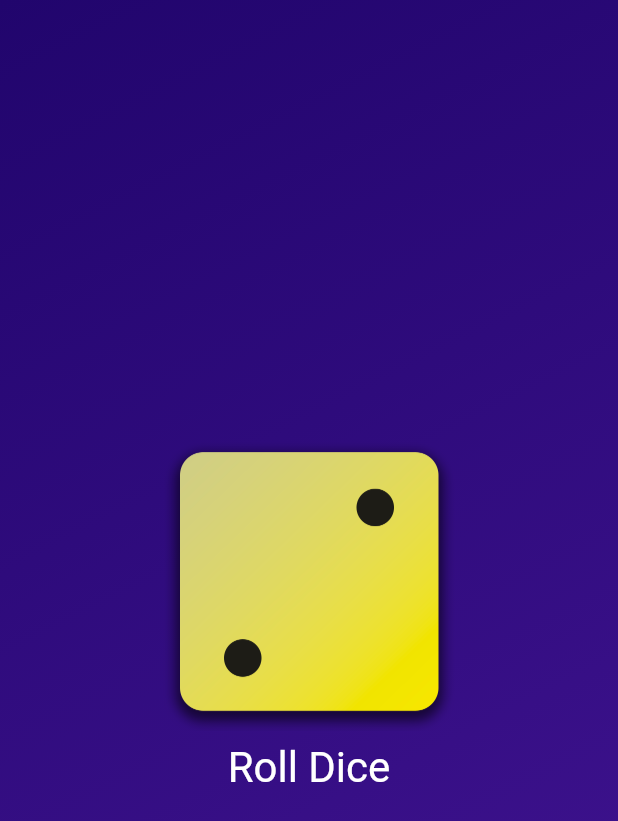
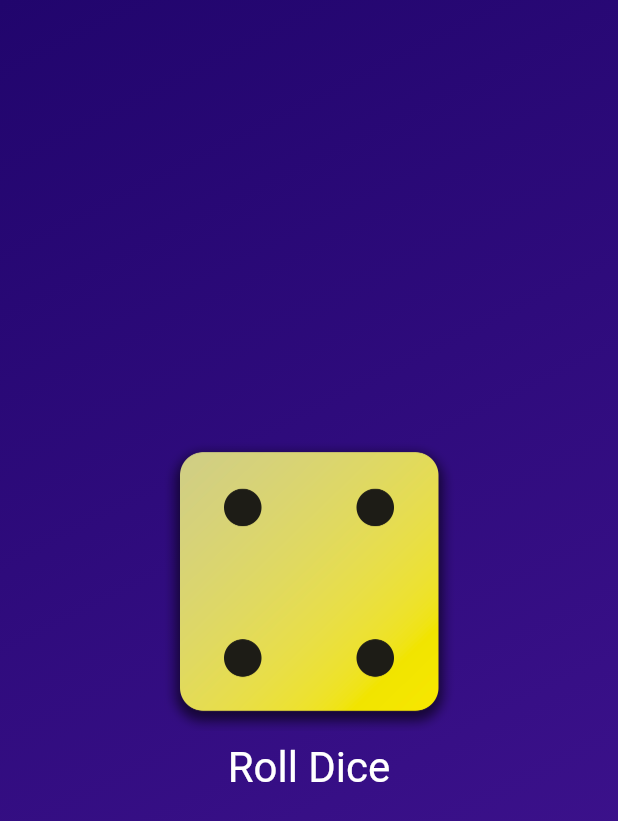
Before and after one commit to senfurkan/roll_dice_app, a Flutter app: the screen it shows after launch, after a tap on "Roll Dice", on a phone screen of 412 x 824 dp. Shown: the top 821 px of the screen. Run offline on Flutter 3.47's test engine with Material 3 defaults, Android fonts, the phone set to English and light mode, and no system bars.

Commit message:
A separate class was written with StatefulWidget, which allows state management to change the dice photo when the dice roll button is pressed.

```diff
--- /dev/null
+++ b/lib/dice_roller.dart
@@ -0,0 +1,41 @@
+import 'package:flutter/material.dart';
+
+class DiceRoller extends StatefulWidget {
+  const DiceRoller({super.key});
+
+  @override
+  State<DiceRoller> createState() {
+    return _DiceRollerState();
+  }
+}
+
+class _DiceRollerState extends State<DiceRoller> {
+  var activeDiceImage = 'assets/images/dice-2.png';
+
+  void rollDice() {
+    setState(() {
+      activeDiceImage = 'assets/images/dice-4.png';
+    });
+  }
+
+  @override
+  Widget build(context) {
+    return Column(
+      mainAxisSize: MainAxisSize.min,
+      children: [
+        Image.asset(
+          activeDiceImage,
+          width: 200,
+        ),
+        TextButton(
+          onPressed: rollDice,
+          style: TextButton.styleFrom(
+            foregroundColor: Colors.white,
+            textStyle: const TextStyle(fontSize: 28),
+          ),
+          child: const Text('Roll Dice'),
+        )
+      ],
+    );
+  }
+}
--- a/lib/gradient_container.dart
+++ b/lib/gradient_container.dart
@@ -1,4 +1,5 @@
 import 'package:flutter/material.dart';
+import 'package:roll_dice_app/dice_roller.dart';
 
 const startAlignment = Alignment.topLeft;
 const endAlignment = Alignment.bottomRight;
@@ -9,10 +10,6 @@ class GradientContainer extends StatelessWidget {
   final Color color1;
   final Color color2;
 
-  void rollDice() {
-    // ...
-  }
-
   @override
   Widget build(context) {
     return Container(
@@ -21,23 +18,7 @@ class GradientContainer extends StatelessWidget {
             colors: [color1, color2], begin: startAlignment, end: endAlignment),
       ),
       child: Center(
-        child: Column(
-          mainAxisSize: MainAxisSize.min,
-          children: [
-            Image.asset(
-              'assets/images/dice-2.png',
-              width: 200,
-            ),
-            TextButton(
-              onPressed: rollDice,
-              style: TextButton.styleFrom(
-                foregroundColor: Colors.white,
-                textStyle: const TextStyle(fontSize: 28),
-              ),
-              child: const Text('Roll Dice'),
-            )
-          ],
-        ),
+        child: DiceRoller(),
       ),
     );
   }
```
